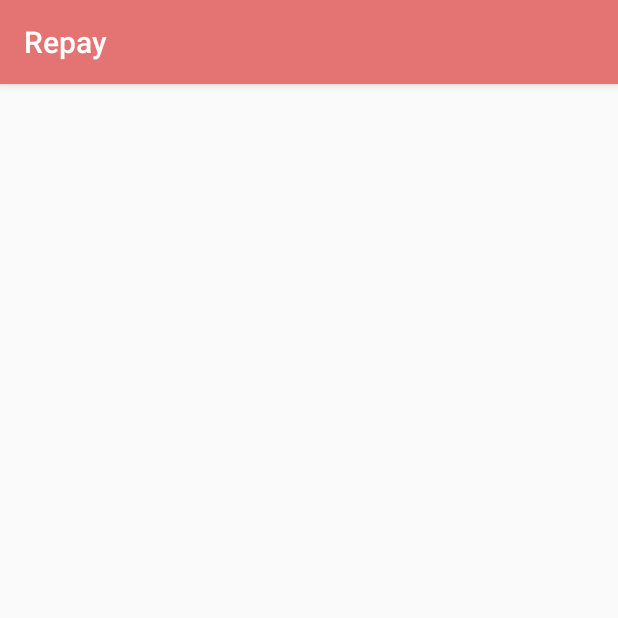
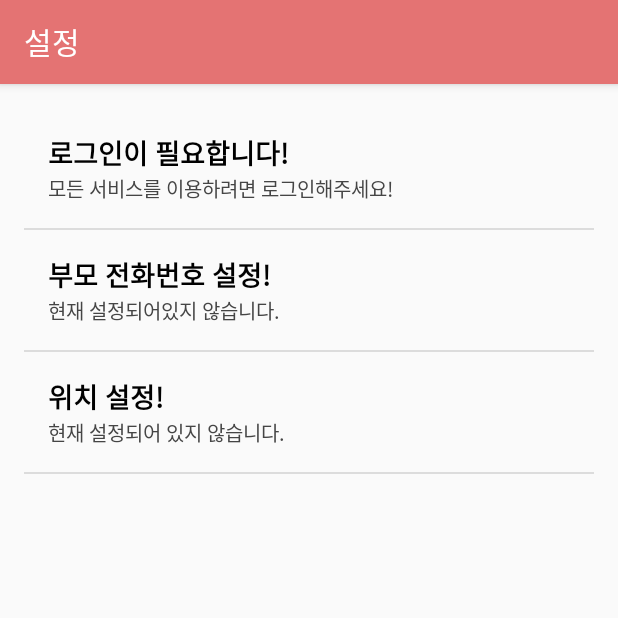
Before and after one commit to LumihanaStudio/repay-androidclient, an Android app: the SettingsActivity screen opened directly, with no data from a screen before it, on a phone screen of 412 x 824 dp, the top half of it. Run offline under Robolectric (Android 15) with nearby library versions, the phone set to English and light mode, and no system bars.

Commit message:
Working in Setings

```diff
--- a/app/src/main/AndroidManifest.xml
+++ b/app/src/main/AndroidManifest.xml
@@ -26,8 +26,10 @@
             android:name=".activity.ExcerciseVideoShowActivity"
             android:configChanges="orientation|screenSize|keyboardHidden"
             android:screenOrientation="nosensor" />
-        <activity android:name=".activity.SettingsActivity" />
-        <activity android:name=".activity.TutorialActivity"></activity>
+        <activity android:name=".activity.SettingsActivity">
+
+        </activity>
+        <activity android:name=".activity.TutorialActivity" />
     </application>
 
 </manifest>
--- a/app/src/main/java/malang/moe/repay/activity/SettingsActivity.java
+++ b/app/src/main/java/malang/moe/repay/activity/SettingsActivity.java
@@ -1,15 +1,102 @@
 package malang.moe.repay.activity;
 
+import android.content.Context;
+import android.content.SharedPreferences;
+import android.os.Bundle;
+import android.support.v7.app.ActionBar;
 import android.support.v7.app.AppCompatActivity;
-import android.os.Bundle;
+import android.view.LayoutInflater;
+import android.view.View;
+import android.view.ViewGroup;
+import android.widget.ArrayAdapter;
+import android.widget.ListView;
+import android.widget.TextView;
+
+import java.util.ArrayList;
 
 import malang.moe.repay.R;
-
+/**
+ * Created by kotohana5706 on 2015. 11. 21.
+ * Copyright by Sunrin Internet High School EDCAN
+ * All rights reversed.
+ */
 public class SettingsActivity extends AppCompatActivity {
 
+    public class SettingsData{
+        public int icon;
+        public String title;
+        public String description;
+        public SettingsData(int icon, String title, String description){
+            this.icon = icon;
+            this.title = title;
+            this.description = description;
+        }
+    }
+
+    SharedPreferences sharedPref;
+    SharedPreferences.Editor editor;
+    ListView listview;
+    ArrayList<SettingsData> array;
     @Override
     protected void onCreate(Bundle savedInstanceState) {
         super.onCreate(savedInstanceState);
         setContentView(R.layout.activity_settings);
+        setDefault();
+        setActionbar(getSupportActionBar());
     }
+
+    private void setDefault() {
+        sharedPref = getSharedPreferences("Repay", 0);
+        editor = sharedPref.edit();
+        listview = (ListView)findViewById(R.id.settings_listview);
+        array = new ArrayList<>();
+        array.add(new SettingsData(1, "로그인이 필요합니다!", "모든 서비스를 이용하려면 로그인해주세요!"));
+        array.add(new SettingsData(1, "부모 전화번호 설정!", "현재 설정되어있지 않습니다."));
+        array.add(new SettingsData(1, "위치 설정!", "현재 설정되어 있지 않습니다."));
+        SettingsAdapter adapter = new SettingsAdapter(SettingsActivity.this, array);
+        listview.setAdapter(adapter);
+    }
+
+    public void setActionbar(ActionBar actionbar) {
+        actionbar.setTitle("설정");
+    }
+
+
+    public class SettingsAdapter extends ArrayAdapter<SettingsData> {
+        // 레이아웃 XML을 읽어들이기 위한 객체
+        private LayoutInflater mInflater;
+
+        public SettingsAdapter(Context context, ArrayList<SettingsData> object) {
+            // 상위 클래스의 초기화 과정
+            // context, 0, 자료구조
+            super(context, 0, object);
+            mInflater = (LayoutInflater) context
+                    .getSystemService(Context.LAYOUT_INFLATER_SERVICE);
+        }
+
+        // 보여지는 스타일을 자신이 만든 xml로 보이기 위한 구문
+        @Override
+        public View getView(int position, View v, ViewGroup parent) {
+            View view = null;
+            // 현재 리스트의 하나의 항목에 보일 컨트롤 얻기
+            if (v == null) {
+                // XML 레이아웃을 직접 읽어서 리스트뷰에 넣음
+                view = mInflater.inflate(R.layout.listview_settings_content, null);
+            } else {
+                view = v;
+            }
+            // 자료를 받는다.
+            final SettingsData data = this.getItem(position);
+            if (data != null) {
+                //화면 출력
+                TextView title = (TextView)view.findViewById(R.id.settings_listview_title);
+                TextView description = (TextView)view.findViewById(R.id.settings_listview_content);
+
+                title.setText(data.title);
+                description.setText(data.description);
+            }
+            return view;
+        }
+    }
+
 }
--- a/app/src/main/res/layout/activity_settings.xml
+++ b/app/src/main/res/layout/activity_settings.xml
@@ -1,12 +1,17 @@
 <?xml version="1.0" encoding="utf-8"?>
-<RelativeLayout xmlns:android="http://schemas.android.com/apk/res/android"
+<LinearLayout xmlns:android="http://schemas.android.com/apk/res/android"
     xmlns:tools="http://schemas.android.com/tools"
     android:layout_width="match_parent"
     android:layout_height="match_parent"
-    android:paddingBottom="@dimen/activity_vertical_margin"
-    android:paddingLeft="@dimen/activity_horizontal_margin"
-    android:paddingRight="@dimen/activity_horizontal_margin"
-    android:paddingTop="@dimen/activity_vertical_margin"
-    tools:context="malang.moe.repay.activity.SettingsActivity">
+    android:padding="16dp">
 
-</RelativeLayout>
+    <LinearLayout
+        android:layout_width="match_parent"
+        android:layout_height="match_parent"
+        android:orientation="vertical">
+        <ListView
+            android:id="@+id/settings_listview"
+            android:layout_width="match_parent"
+            android:layout_height="match_parent"/>
+    </LinearLayout>
+</LinearLayout>
--- /dev/null
+++ b/app/src/main/res/layout/listview_settings_content.xml
@@ -0,0 +1,33 @@
+<?xml version="1.0" encoding="utf-8"?>
+<LinearLayout xmlns:android="http://schemas.android.com/apk/res/android"
+    android:layout_width="match_parent"
+    android:layout_height="wrap_content"
+    android:orientation="vertical">
+
+    <ImageView
+        android:layout_width="wrap_content"
+        android:layout_height="wrap_content" />
+
+    <LinearLayout
+        android:padding="16dp"
+        android:layout_width="match_parent"
+        android:layout_height="match_parent"
+        android:orientation="vertical">
+
+        <TextView
+            android:id="@+id/settings_listview_title"
+            android:layout_width="wrap_content"
+            android:layout_height="wrap_content"
+            android:text="키패드 테마 변경"
+            android:textColor="#000"
+            android:textSize="18dp"
+            android:textStyle="bold" />
+        <TextView
+            android:id="@+id/settings_listview_content"
+            android:layout_width="wrap_content"
+            android:layout_height="wrap_content"
+            android:text="키패드의 높이와 어쩌고 저쩌고 조정을 하는거지 뭐"
+            android:textColor="#454545"
+            android:textSize="13dp"/>
+    </LinearLayout>
+</LinearLayout>
```
